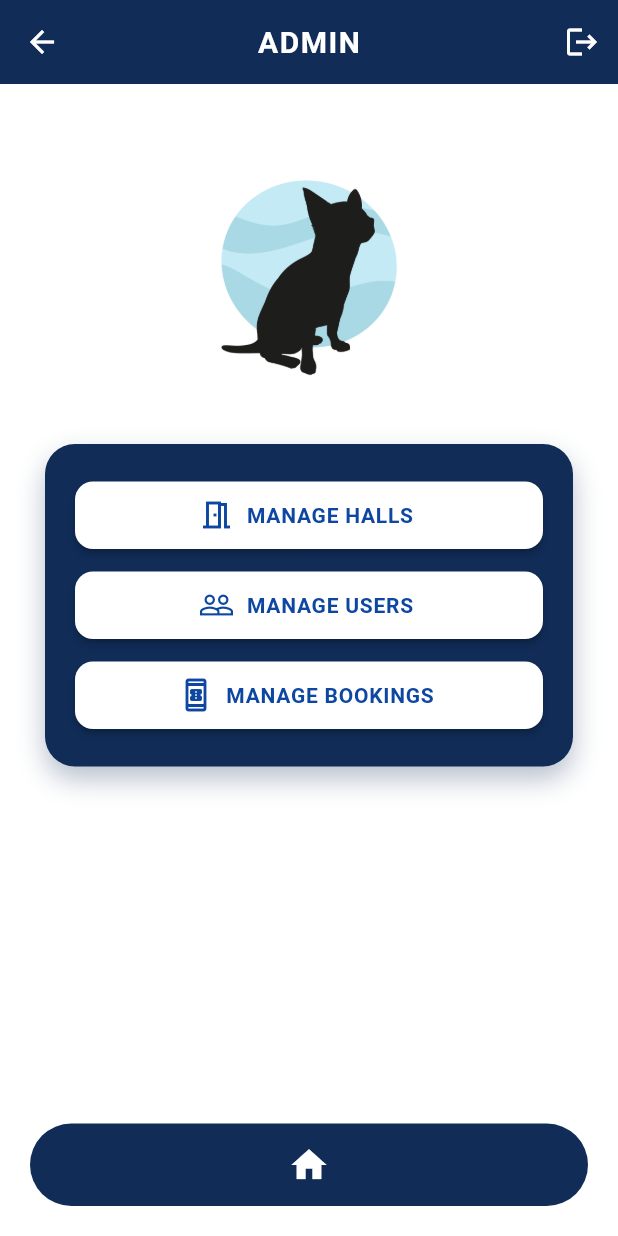
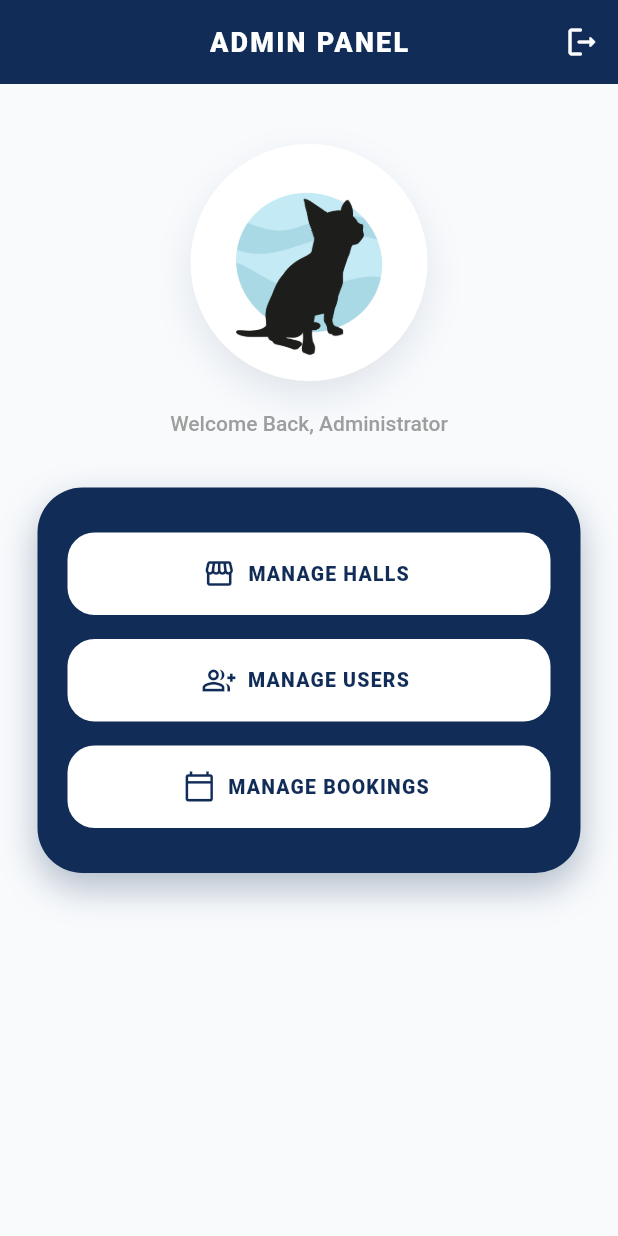
Before and after one commit to Irms19/project-mobile, a Flutter app: the AdminDashboardPage screen opened directly, on a phone screen of 412 x 824 dp. Run offline on Flutter 3.47's test engine with Material 2 defaults, Android fonts, the phone set to English and light mode, and no system bars; our stand-ins replace carousel_slider, cloud_firestore, firebase_auth, firebase_core, image_picker; accounts and stored records are empty.

Commit message:
admin manage hall

```diff
--- a/lib/admin/adminpage.dart
+++ b/lib/admin/adminpage.dart
@@ -1,5 +1,5 @@
+import 'package:flutter/material.dart';
 import 'package:bookinghall/login.dart';
-import 'package:flutter/material.dart';
 import 'managehall.dart';
 import 'manageusers.dart';
 import 'adminmanagebooking.dart';
@@ -8,128 +8,108 @@
   const AdminDashboardPage({super.key});
 
   static const Color darkBlue = Color(0xFF102C57);
+  static const Color accentGold = Color(0xFFE1AA74);
 
   @override
   Widget build(BuildContext context) {
     return Scaffold(
-      backgroundColor: Colors.white,
-
-      // Top AppBar
+      backgroundColor: const Color(0xFFF8FAFC), // Brighter, cleaner background
       appBar: AppBar(
         backgroundColor: darkBlue,
         elevation: 0,
         title: const Text(
-          'ADMIN',
-          style: TextStyle(
-            fontWeight: FontWeight.bold,
-            letterSpacing: 1,
-          ),
+          'ADMIN PANEL',
+          style: TextStyle(fontWeight: FontWeight.w900, letterSpacing: 1.5, fontSize: 18),
         ),
         centerTitle: true,
         actions: [
           IconButton(
-            icon: const Icon(Icons.logout),
-            onPressed: () {
-              Navigator.pushAndRemoveUntil(
-                context,
-                MaterialPageRoute(builder: (context) => const LoginPage()),
-                    (route) => false,
-              );
-            },
+            icon: const Icon(Icons.logout_rounded, color: Colors.white),
+            onPressed: () => _handleLogout(context),
           ),
         ],
       ),
+      body: SingleChildScrollView(
+        child: Column(
+          children: [
+            const SizedBox(height: 40),
 
-      body: Column(
-        children: [
-          const SizedBox(height: 30),
-
-          // Image placeholder
-          Container(
-            width: 180,
-            height: 180,
+            // Profile / Logo Section
+            Center(
+              child: Container(
+                padding: const EdgeInsets.all(4),
                 decoration: BoxDecoration(
-              borderRadius: BorderRadius.circular(12),
-              image: const DecorationImage(
-                image: AssetImage('assets/catlogo2.jpg'),
+                  shape: BoxShape.circle,
+                  color: Colors.white,
+                  boxShadow: [
+                    BoxShadow(color: darkBlue.withOpacity(0.1), blurRadius: 20, offset: const Offset(0, 10)),
+                  ],
+                ),
+                child: ClipRRect(
+                  borderRadius: BorderRadius.circular(100),
+                  child: Image.asset(
+                    'assets/catlogo2.jpg',
+                    width: 150,
+                    height: 150,
                     fit: BoxFit.cover,
                   ),
                 ),
               ),
+            ),
 
-          const SizedBox(height: 30),
+            const SizedBox(height: 20),
+            const Text(
+              "Welcome Back, Administrator",
+              style: TextStyle(color: Colors.grey, fontWeight: FontWeight.w500, fontSize: 14),
+            ),
+            const SizedBox(height: 35),
 
-          // Action buttons container
+            // Action Card
             Container(
-            padding: const EdgeInsets.symmetric(vertical: 25),
-            margin: const EdgeInsets.symmetric(horizontal: 30),
+              margin: const EdgeInsets.symmetric(horizontal: 25),
+              padding: const EdgeInsets.symmetric(vertical: 30, horizontal: 20),
               decoration: BoxDecoration(
                 color: darkBlue,
-              borderRadius: BorderRadius.circular(20),
+                borderRadius: BorderRadius.circular(30),
                 boxShadow: [
-                BoxShadow(
-                  color: darkBlue.withOpacity(0.3),
-                  blurRadius: 15,
-                  offset: const Offset(0, 8),
-                ),
+                  BoxShadow(color: darkBlue.withOpacity(0.3), blurRadius: 20, offset: const Offset(0, 10)),
                 ],
               ),
               child: Column(
                 children: [
                   _AdminButton(
-                  icon: Icons.meeting_room_outlined,
+                    icon: Icons.storefront_outlined,
                     text: 'MANAGE HALLS',
-                  onTap: () {
-                    Navigator.push(
-                      context,
-                      MaterialPageRoute(builder: (context) => const ManageHallPage()),
-                    );
-                  },
+                    onTap: () => Navigator.push(context, MaterialPageRoute(builder: (context) => const ManageHallPage())),
                   ),
-                const SizedBox(height: 15),
+                  const SizedBox(height: 16),
                   _AdminButton(
-                  icon: Icons.people_outline,
+                    icon: Icons.group_add_outlined,
                     text: 'MANAGE USERS',
-                  onTap: () {
-                    Navigator.push(
-                      context,
-                      MaterialPageRoute(builder: (context) => const ManageUsersPage()),
-                    );
-                  },
+                    onTap: () => Navigator.push(context, MaterialPageRoute(builder: (context) => const ManageUsersPage())),
                   ),
-                const SizedBox(height: 15),
+                  const SizedBox(height: 16),
                   _AdminButton(
-                  icon: Icons.book_online_outlined,
+                    icon: Icons.calendar_today_outlined,
                     text: 'MANAGE BOOKINGS',
-                  onTap: () {
-                    Navigator.push(
-                      context,
-                      MaterialPageRoute(builder: (context) => const AdminManageBookingPage()),
-                    );
-                  },
+                    onTap: () => Navigator.push(context, MaterialPageRoute(builder: (context) => const AdminManageBookingPage())),
                   ),
                 ],
               ),
             ),
+            const SizedBox(height: 40),
           ],
         ),
+      ),
+    );
+  }
 
-      // Bottom home bar
-      bottomNavigationBar: Padding(
-        padding: const EdgeInsets.all(20),
-        child: Container(
-          height: 55,
-          decoration: BoxDecoration(
-            color: darkBlue,
-            borderRadius: BorderRadius.circular(30),
-          ),
-          child: const Icon(
-            Icons.home,
-            color: Colors.white,
-            size: 28,
-          ),
-        ),
-      ),
+
+  void _handleLogout(BuildContext context) {
+    Navigator.pushAndRemoveUntil(
+      context,
+      MaterialPageRoute(builder: (context) => const LoginPage()),
+          (route) => false,
     );
   }
 }
@@ -139,37 +119,26 @@
   final String text;
   final VoidCallback onTap;
 
-  const _AdminButton({
-    required this.icon,
-    required this.text,
-    required this.onTap,
-  });
+  const _AdminButton({required this.icon, required this.text, required this.onTap});
 
   @override
   Widget build(BuildContext context) {
-    return Padding(
-      padding: const EdgeInsets.symmetric(horizontal: 20),
-      child: SizedBox(
+    return SizedBox(
       width: double.infinity,
-        height: 45,
+      height: 55, // Slightly taller for better touch target
       child: ElevatedButton.icon(
         style: ElevatedButton.styleFrom(
           backgroundColor: Colors.white,
-            foregroundColor: const Color(0xFF0D47A1),
-            shape: RoundedRectangleBorder(
-              borderRadius: BorderRadius.circular(12),
+          foregroundColor: AdminDashboardPage.darkBlue,
+          elevation: 0,
+          shape: RoundedRectangleBorder(borderRadius: BorderRadius.circular(18)),
         ),
-          ),
-          icon: Icon(icon),
+        icon: Icon(icon, size: 22),
         label: Text(
           text,
-            style: const TextStyle(
-              fontWeight: FontWeight.bold,
-              letterSpacing: 0.5,
-            ),
+          style: const TextStyle(fontWeight: FontWeight.w800, fontSize: 13, letterSpacing: 0.8),
         ),
         onPressed: onTap,
-        ),
       ),
     );
   }
```
Also changed, not shown: lib/admin/managehall.dart (+226 -257 lines). Lines whose indentation alone changed are shown as unchanged.
